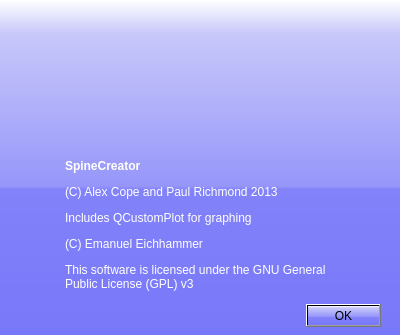
Above: aboutdialog.ui from SpineML/SpineCreator before the change. Below: the same form after it.
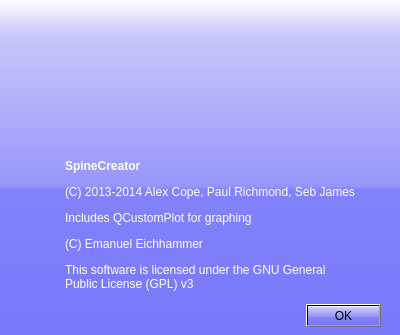
That is the form after the change. Icons and pictures are not drawn.

```diff
--- a/aboutdialog.ui
+++ b/aboutdialog.ui
@@ -80,7 +80,7 @@
     <string notr="true">background: transparent; color: white</string>
    </property>
    <property name="text">
-    <string>&lt;html&gt;&lt;head/&gt;&lt;body&gt;&lt;p&gt;&lt;span style=&quot; font-weight:600;&quot;&gt;SpineCreator&lt;/span&gt;&lt;/p&gt;&lt;p&gt;(C) Alex Cope and Paul Richmond 2013 &lt;/p&gt;&lt;p&gt;Includes QCustomPlot for graphing &lt;/p&gt;&lt;p&gt;(C) Emanuel Eichhammer &lt;/p&gt;&lt;p&gt;This software is licensed under the GNU General Public License (GPL) v3&lt;/p&gt;&lt;/body&gt;&lt;/html&gt;</string>
+    <string>&lt;html&gt;&lt;head/&gt;&lt;body&gt;&lt;p&gt;&lt;span style=&quot; font-weight:600;&quot;&gt;SpineCreator&lt;/span&gt;&lt;/p&gt;&lt;p&gt;(C) 2013-2014 Alex Cope, Paul Richmond, Seb James&lt;/p&gt;&lt;p&gt;Includes QCustomPlot for graphing &lt;/p&gt;&lt;p&gt;(C) Emanuel Eichhammer &lt;/p&gt;&lt;p&gt;This software is licensed under the GNU General Public License (GPL) v3&lt;/p&gt;&lt;/body&gt;&lt;/html&gt;</string>
    </property>
    <property name="wordWrap">
     <bool>true</bool>
```
